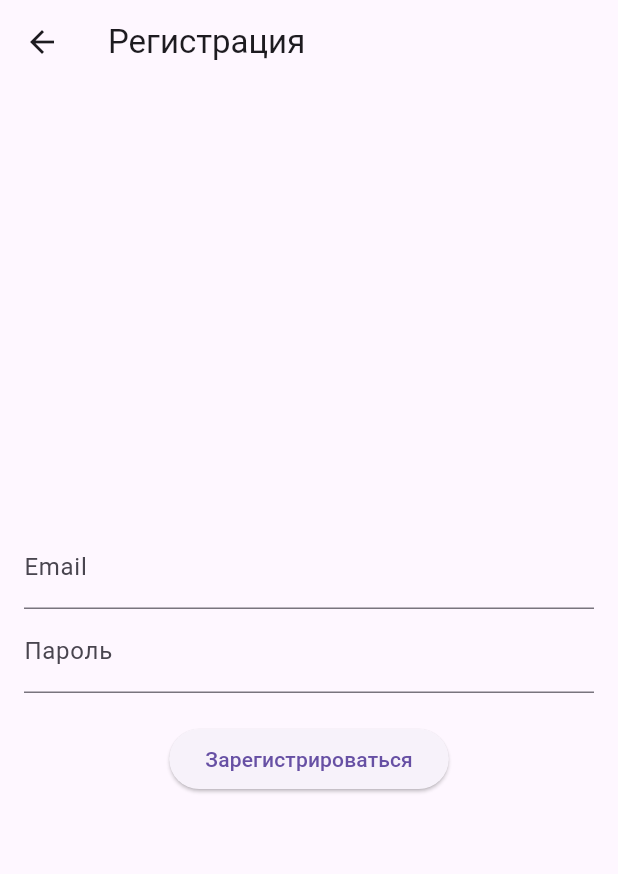
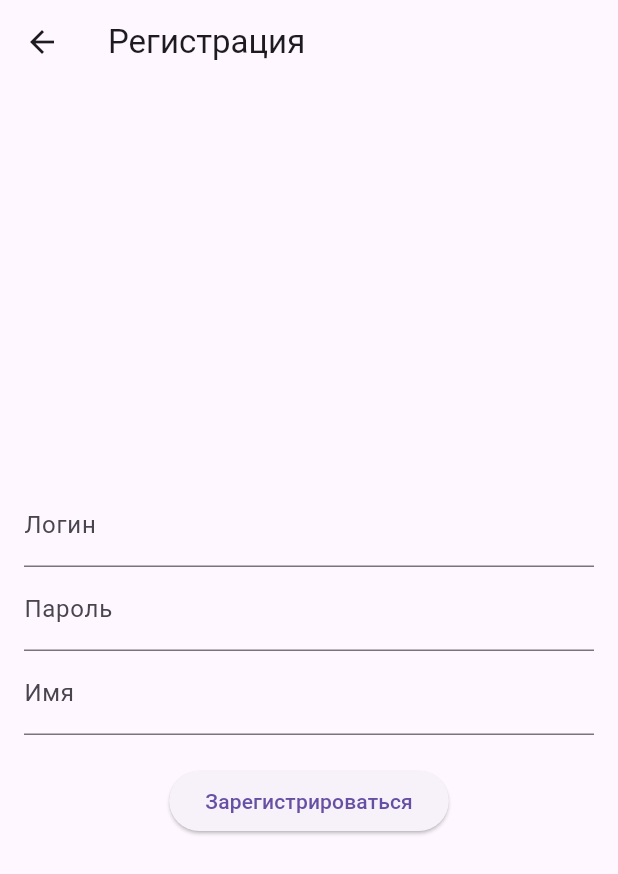
Before and after one commit to ARSENYddd/Hak_nah, a Flutter app: the screen it shows after launch, item 4 of the bottom bar chosen, after a tap on "Регистрация", on a phone screen of 412 x 824 dp. Shown: the top 874 px of the screen. Run offline on Flutter 3.47's test engine with Material 3 defaults, Android fonts, the phone set to English and light mode, and no system bars; our stand-ins replace shared_preferences; network calls fail.

Commit message:
алалала

```diff
--- a/finance_app-dev/lib/main.dart
+++ b/finance_app-dev/lib/main.dart
@@ -19,7 +19,7 @@ class MyApp extends StatelessWidget {
           create: (_) => AuthService(),
         ),
         ProxyProvider<AuthService, UserService>(
-          update: (_, authService, __) => UserService(authService),
+          update: (context, authService, _) => UserService(authService),
         ),
       ],
       child: MaterialApp(
@@ -30,7 +30,8 @@ class MyApp extends StatelessWidget {
         initialRoute: '/',
         routes: {
           '/': (context) => MainScreen(),
-
+          '/login': (context) => LoginScreen(),
+          '/register': (context) => RegisterScreen(),
           // Add other routes here if needed
         },
       ),
--- a/finance_app-dev/lib/screens/auth/register_screen.dart
+++ b/finance_app-dev/lib/screens/auth/register_screen.dart
@@ -10,8 +10,9 @@ class RegisterScreen extends StatefulWidget {
 }
 
 class _RegisterScreenState extends State<RegisterScreen> {
-  final _emailController = TextEditingController();
+  final _loginController = TextEditingController();
   final _passwordController = TextEditingController();
+  final _firstNameController = TextEditingController();
 
   @override
   Widget build(BuildContext context) {
@@ -25,26 +26,36 @@ class _RegisterScreenState extends State<RegisterScreen> {
           mainAxisAlignment: MainAxisAlignment.center,
           children: <Widget>[
             TextField(
-              controller: _emailController,
-              decoration: InputDecoration(labelText: 'Email'),
+              controller: _loginController,
+              decoration: InputDecoration(labelText: 'Логин'),
             ),
             TextField(
               controller: _passwordController,
               decoration: InputDecoration(labelText: 'Пароль'),
               obscureText: true,
             ),
+            TextField(
+              controller: _firstNameController,
+              decoration: InputDecoration(labelText: 'Имя'),
+            ),
             SizedBox(height: 20),
             ElevatedButton(
               onPressed: () async {
-                String email = _emailController.text;
+                String login = _loginController.text;
                 String password = _passwordController.text;
+                String firstName = _firstNameController.text;
+
+                // Регистрируем пользователя
                 bool success = await Provider.of<AuthService>(context, listen: false)
-                    .register(email, password);
+                    .register(login, password, firstName);
+
+                // Если регистрация успешна, переходим на экран входа
                 if (success) {
-                  Navigator.pushReplacementNamed(context, '/profile');
+                  Navigator.pushReplacementNamed(context, '/login');
                 } else {
+                  // Если регистрация не удалась, показываем сообщение об ошибке
                   ScaffoldMessenger.of(context).showSnackBar(
-                    SnackBar(content: Text('Ошибка регистрации')),
+                    SnackBar(content: Text('Ошибка регистрации. Попробуйте еще раз.')),
                   );
                 }
               },
--- a/finance_app-dev/lib/screens/chat/chat_screen.dart
+++ b/finance_app-dev/lib/screens/chat/chat_screen.dart
@@ -1,23 +1,77 @@
 import 'package:flutter/material.dart';
+import 'package:web_socket_channel/web_socket_channel.dart';
+import 'package:web_socket_channel/io.dart';
 
 class ChatScreen extends StatefulWidget {
-  const ChatScreen({Key? key}) : super(key: key);
-
   @override
-  State<ChatScreen> createState() => _ChatScreenState();
+  _ChatScreenState createState() => _ChatScreenState();
 }
 
 class _ChatScreenState extends State<ChatScreen> {
+  final TextEditingController _controller = TextEditingController();
+  final WebSocketChannel _channel = IOWebSocketChannel.connect('ws://localhost:8000/ws');
+  final List<String> _messages = [];
+
+  @override
+  void initState() {
+    super.initState();
+    _channel.stream.listen((message) {
+      setState(() {
+        _messages.add(message);
+      });
+    });
+  }
+
+  void _sendMessage() {
+    if (_controller.text.isNotEmpty) {
+      _channel.sink.add('User: ${_controller.text}');
+      _controller.clear();
+    }
+  }
+
+  @override
+  void dispose() {
+    _channel.sink.close();
+    super.dispose();
+  }
+
   @override
   Widget build(BuildContext context) {
     return Scaffold(
       appBar: AppBar(
         title: Text('Чат'),
       ),
-      body: Center(
-        child: Text(
-          'Здесь будет чат.',
-          style: TextStyle(fontSize: 24),
+      body: Padding(
+        padding: const EdgeInsets.all(16.0),
+        child: Column(
+          children: <Widget>[
+            Expanded(
+              child: ListView.builder(
+                itemCount: _messages.length,
+                itemBuilder: (context, index) {
+                  return ListTile(
+                    title: Text(_messages[index]),
+                  );
+                },
+              ),
+            ),
+            Row(
+              children: <Widget>[
+                Expanded(
+                  child: TextField(
+                    controller: _controller,
+                    decoration: InputDecoration(
+                      labelText: 'Отправить сообщение',
+                    ),
+                  ),
+                ),
+                IconButton(
+                  icon: Icon(Icons.send),
+                  onPressed: _sendMessage,
+                ),
+              ],
+            ),
+          ],
         ),
       ),
     );
--- a/finance_app-dev/lib/screens/main_screen.dart
+++ b/finance_app-dev/lib/screens/main_screen.dart
@@ -15,7 +15,7 @@ class MainScreen extends StatefulWidget {
 class _MainScreenState extends State<MainScreen> {
   int _selectedIndex = 0;
 
-  static const List<Widget> _widgetOptions = <Widget>[
+  static final List<Widget> _widgetOptions = <Widget>[
     ChatScreen(),
     HomeScreen(),
     NotificationsScreen(),
--- a/finance_app-dev/pubspec.yaml
+++ b/finance_app-dev/pubspec.yaml
@@ -18,13 +18,15 @@ dependencies:
   path: any
   cupertino_icons: ^1.0.6
   provider: ^6.0.0
-  http: ^0.13.4
+  http: ^1.2.1
   shared_preferences: ^2.0.7
+  web_socket_channel: ^3.0.0
+
 
 dev_dependencies:
   flutter_test:
     sdk: flutter
-  flutter_lints: ^3.0.0
+  flutter_lints: ^4.0.0
 
 flutter:
   uses-material-design: true
```
Also changed, not shown: finance_app-dev/lib/services/auth_service.dart (+49 -23 lines), finance_app-dev/lib/services/user_service.dart (+14 -21 lines), 4 other files.
